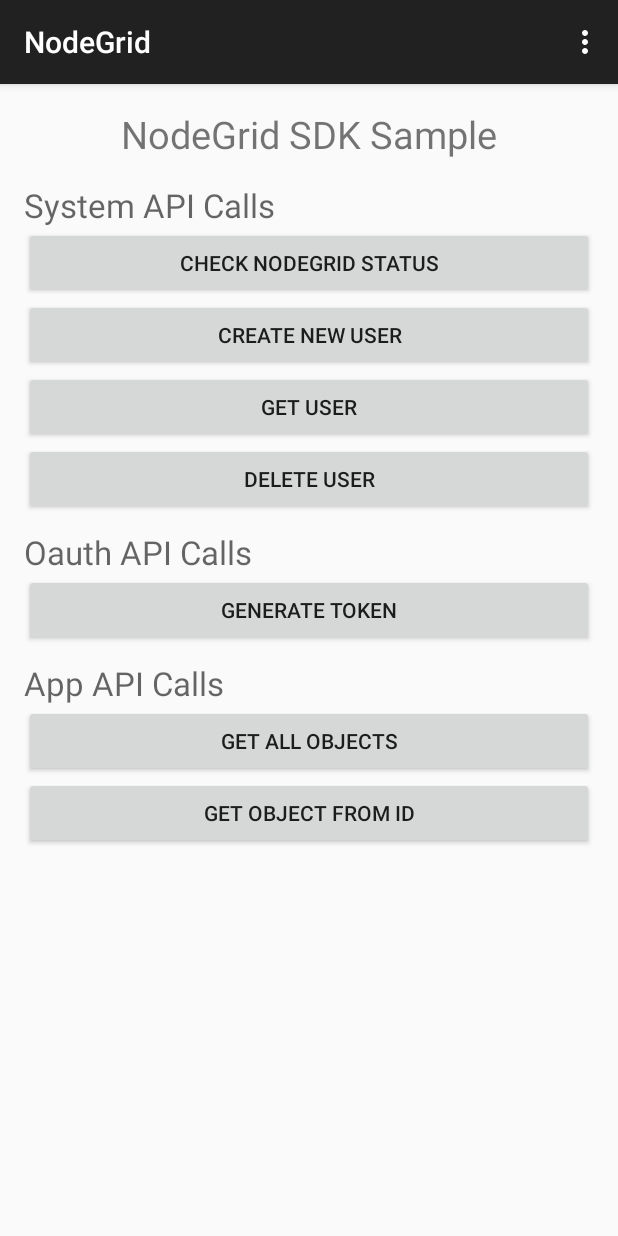
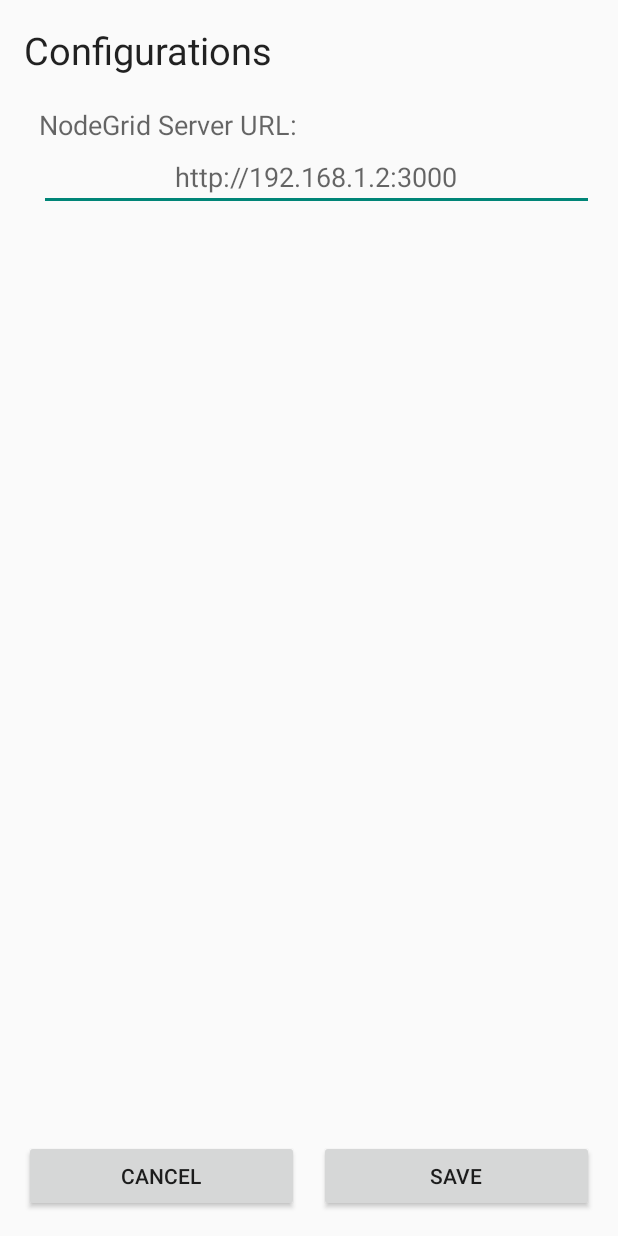
Before and after one commit to NodeGrid/nodegrid-android-sdk, an Android app: the screen it shows after launch (MainActivity before the commit, SettingsActivity after it), in the options menu, after a tap on "Settings", on a phone screen of 412 x 824 dp. Run offline under Robolectric (Android 15) with nearby library versions, the phone set to English and light mode, and no system bars.

Commit message:
Add settings activity to application

```diff
--- a/app/src/main/AndroidManifest.xml
+++ b/app/src/main/AndroidManifest.xml
@@ -16,6 +16,7 @@
             </intent-filter>
         </activity>
         <activity android:name=".activities.MainActivity"/>
+        <activity android:name=".activities.SettingsActivity"/>
     </application>
 
 </manifest>
--- a/app/src/main/java/com/nodegrid/android/app/activities/MainActivity.java
+++ b/app/src/main/java/com/nodegrid/android/app/activities/MainActivity.java
@@ -2,6 +2,7 @@ package com.nodegrid.android.app.activities;
 
 import android.app.Dialog;
 import android.content.Context;
+import android.content.Intent;
 import android.support.v7.app.ActionBarActivity;
 import android.os.Bundle;
 import android.util.Log;
@@ -190,6 +191,8 @@ public class MainActivity extends ActionBarActivity {
 
         //noinspection SimplifiableIfStatement
         if (id == R.id.action_settings) {
+            Intent settingsIntent = new Intent(MainActivity.this, SettingsActivity.class);
+            startActivity(settingsIntent);
             return true;
         }
 
--- /dev/null
+++ b/app/src/main/java/com/nodegrid/android/app/activities/SettingsActivity.java
@@ -0,0 +1,46 @@
+package com.nodegrid.android.app.activities;
+
+import android.app.Activity;
+import android.os.Bundle;
+import android.view.View;
+import android.widget.Button;
+
+import com.nodegrid.android.app.R;
+
+/**
+ * Created by kwijewardana on 5/15/15.
+ *
+ * @author Kavimal Wijewardana <kavi707@gmail.com>
+ */
+public class SettingsActivity extends Activity {
+
+    private Button cancelBtn;
+    private Button saveBtn;
+
+    @Override
+    protected void onCreate(Bundle savedInstanceState) {
+        super.onCreate(savedInstanceState);
+        setContentView(R.layout.activity_settings);
+
+        setUpViews();
+    }
+
+    private void setUpViews() {
+        cancelBtn = (Button) findViewById(R.id.configCancelBtn);
+        saveBtn = (Button) findViewById(R.id.configSaveBtn);
+
+        cancelBtn.setOnClickListener(new View.OnClickListener() {
+            @Override
+            public void onClick(View v) {
+                finish();
+            }
+        });
+
+        saveBtn.setOnClickListener(new View.OnClickListener() {
+            @Override
+            public void onClick(View v) {
+
+            }
+        });
+    }
+}
--- /dev/null
+++ b/app/src/main/res/layout/activity_settings.xml
@@ -0,0 +1,78 @@
+<?xml version="1.0" encoding="utf-8"?>
+<RelativeLayout
+    xmlns:android="http://schemas.android.com/apk/res/android"
+    android:orientation="vertical"
+    android:paddingLeft="@dimen/activity_horizontal_margin"
+    android:paddingRight="@dimen/activity_horizontal_margin"
+    android:paddingTop="@dimen/activity_vertical_margin"
+    android:paddingBottom="@dimen/activity_vertical_margin"
+    android:layout_width="match_parent"
+    android:layout_height="match_parent">
+
+    <TextView
+        android:layout_width="wrap_content"
+        android:layout_height="wrap_content"
+        android:textAppearance="?android:attr/textAppearanceLarge"
+        android:text="@string/configuration_label"
+        android:id="@+id/configTitleTextView"
+        android:textSize="25dp"
+        android:layout_alignParentTop="true"
+        android:layout_alignParentLeft="true"
+        android:layout_alignParentStart="true" />
+
+    <TextView
+        android:layout_width="wrap_content"
+        android:layout_height="wrap_content"
+        android:textAppearance="?android:attr/textAppearanceMedium"
+        android:text="@string/nodegrid_server_url_title"
+        android:id="@+id/nodegridUrlTextView"
+        android:layout_marginTop="20dp"
+        android:layout_marginLeft="10dp"
+        android:layout_below="@+id/configTitleTextView"
+        android:layout_alignParentLeft="true"
+        android:layout_alignParentStart="true"
+        android:layout_alignParentRight="true"
+        android:layout_alignParentEnd="true" />
+
+    <EditText
+        android:layout_width="wrap_content"
+        android:layout_height="wrap_content"
+        android:id="@+id/nodegridUrlEditText"
+        android:hint="http://192.168.1.2:3000"
+        android:gravity="center"
+        android:layout_below="@+id/nodegridUrlTextView"
+        android:layout_alignLeft="@+id/nodegridUrlTextView"
+        android:layout_alignStart="@+id/nodegridUrlTextView"
+        android:layout_alignRight="@+id/nodegridUrlTextView"
+        android:layout_alignEnd="@+id/nodegridUrlTextView" />
+
+    <Space
+        android:layout_width="20px"
+        android:layout_height="20px"
+        android:layout_alignParentBottom="true"
+        android:layout_centerHorizontal="true"
+        android:id="@+id/space3" />
+
+    <Button
+        android:layout_width="wrap_content"
+        android:layout_height="wrap_content"
+        android:text="Cancel"
+        android:id="@+id/configCancelBtn"
+        android:layout_alignParentBottom="true"
+        android:layout_alignParentLeft="true"
+        android:layout_alignParentStart="true"
+        android:layout_toStartOf="@+id/space3"
+        android:layout_toLeftOf="@+id/space3" />
+
+    <Button
+        android:layout_width="wrap_content"
+        android:layout_height="wrap_content"
+        android:text="Save"
+        android:id="@+id/configSaveBtn"
+        android:layout_alignParentBottom="true"
+        android:layout_alignParentRight="true"
+        android:layout_alignParentEnd="true"
+        android:layout_toRightOf="@+id/space3"
+        android:layout_toEndOf="@+id/space3" />
+
+</RelativeLayout>
--- a/app/src/main/res/values/strings.xml
+++ b/app/src/main/res/values/strings.xml
@@ -15,4 +15,6 @@
     <string name="request_title">Request</string>
     <string name="response_title">Response</string>
     <string name="close_title">Close</string>
+    <string name="configuration_label">Configurations</string>
+    <string name="nodegrid_server_url_title">NodeGrid Server URL:</string>
 </resources>
--- a/nodegridsdk/src/main/java/com/nodegrid/android/sdk/CommonUtils.java
+++ b/nodegridsdk/src/main/java/com/nodegrid/android/sdk/CommonUtils.java
@@ -6,9 +6,10 @@ package com.nodegrid.android.sdk;
  * @author Kavimal Wijewardana <kavi707@gmail.com>
  */
 public class CommonUtils {
-    public static final String NODEGRID_SERVER_URL = "http://192.168.2.4:3000";
     public static final String HTTP_GET = "GET";
     public static final String HTTP_POST = "POST";
     public static final String HTTP_PUT = "PUT";
     public static final String HTTP_DELETE = "DELETE";
+
+    public static String NODEGRID_SERVER_URL = "http://192.168.2.4:3000";
 }
```
